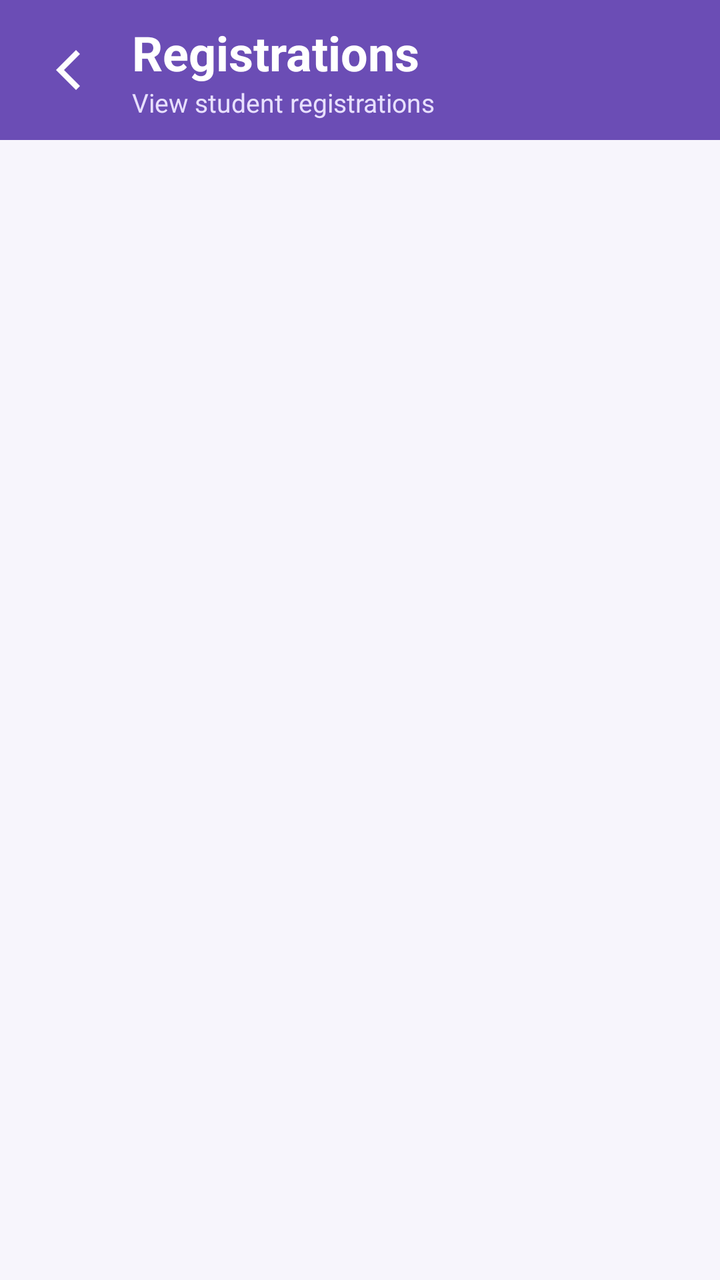
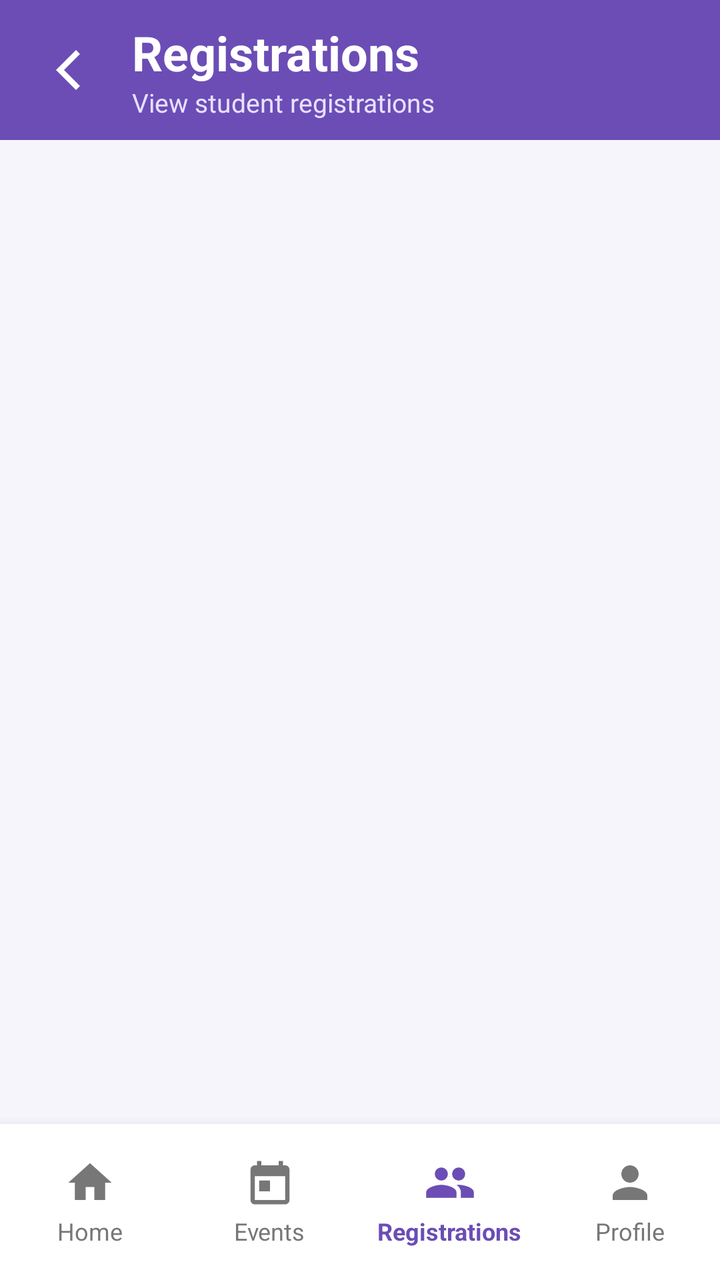

Before-and-after screenshots of an Android layout around one commit, followed by the original layout XML and the change that was made.
<!-- AndroidManifest.xml: application theme Theme.CollegeEventManagement -->
<!-- res/layout/activity_registrations.xml -->
<?xml version="1.0" encoding="utf-8"?>
<LinearLayout xmlns:android="http://schemas.android.com/apk/res/android"

    android:layout_width="match_parent"
    android:layout_height="match_parent"

    android:orientation="vertical"
    android:background="#F7F5FC">


    

    <LinearLayout

        android:layout_width="match_parent"
        android:layout_height="wrap_content"

        android:orientation="horizontal"
        android:gravity="center_vertical"

        android:background="#6B4DB5"

        android:padding="10dp">


        <ImageButton

            android:id="@+id/backButton"

            android:layout_width="48dp"
            android:layout_height="48dp"

            android:background="@android:color/transparent"

            android:src="@drawable/ic_arrow_back"

            android:contentDescription="Back" />


        <LinearLayout

            android:layout_width="0dp"
            android:layout_height="wrap_content"

            android:layout_weight="1"

            android:orientation="vertical"

            android:paddingStart="8dp">


            <TextView

                android:layout_width="wrap_content"
                android:layout_height="wrap_content"

                android:text="Registrations"

                android:textColor="@android:color/white"

                android:textSize="24sp"

                android:textStyle="bold" />


            <TextView

                android:layout_width="wrap_content"
                android:layout_height="wrap_content"

                android:text="View student registrations"

                android:textColor="#E8E0FF"

                android:textSize="13sp" />

        </LinearLayout>

    </LinearLayout>


    

    <ScrollView

        android:layout_width="match_parent"
        android:layout_height="0dp"

        android:layout_weight="1">


        <LinearLayout

            android:id="@+id/registrationsContainer"

            android:layout_width="match_parent"
            android:layout_height="wrap_content"

            android:orientation="vertical"

            android:paddingTop="8dp"
            android:paddingBottom="20dp" />

    </ScrollView>

</LinearLayout>
<!-- resources referenced by this layout -->
<resources>
  <!-- drawable ic_arrow_back (drawable) -->
  <?xml version="1.0" encoding="utf-8"?>
  <vector xmlns:android="http://schemas.android.com/apk/res/android"
      android:width="32dp"
      android:height="32dp"
      android:viewportWidth="32"
      android:viewportHeight="32">
  
      <path
          android:fillColor="#FFFFFF"
          android:pathData="M20,6 L10,16 L20,26 L22,24 L14,16 L22,8 Z" />
  
  </vector>
  <style name="Theme.CollegeEventManagement" parent="Base.Theme.CollegeEventManagement" />
  <style name="Base.Theme.CollegeEventManagement" parent="Theme.Material3.DayNight.NoActionBar">
          
          
      </style>
</resources>

<!-- the commit's change to res/layout/activity_registrations.xml (unified diff, before → after) -->
@@ -1,5 +1,6 @@
 <?xml version="1.0" encoding="utf-8"?>
-<LinearLayout xmlns:android="http://schemas.android.com/apk/res/android"
+<LinearLayout
+    xmlns:android="http://schemas.android.com/apk/res/android"
 
     android:layout_width="match_parent"
     android:layout_height="match_parent"
@@ -9,9 +10,10 @@
 
 
     
+    
+    
 
     <LinearLayout
-
         android:layout_width="match_parent"
         android:layout_height="wrap_content"
 
@@ -23,6 +25,8 @@
         android:padding="10dp">
 
 
+        
+
         <ImageButton
 
             android:id="@+id/backButton"
@@ -37,6 +41,8 @@
             android:contentDescription="Back" />
 
 
+        
+
         <LinearLayout
 
             android:layout_width="0dp"
@@ -79,6 +85,8 @@
     </LinearLayout>
 
 
+    
+    
     
 
     <ScrollView
@@ -86,7 +94,9 @@
         android:layout_width="match_parent"
         android:layout_height="0dp"
 
-        android:layout_weight="1">
+        android:layout_weight="1"
+
+        android:fillViewport="true">
 
 
         <LinearLayout
@@ -103,4 +113,225 @@
 
     </ScrollView>
 
+
+    
+    
+    
+
+    <LinearLayout
+
+        android:layout_width="match_parent"
+        android:layout_height="78dp"
+
+        android:orientation="horizontal"
+
+        android:gravity="center"
+
+        android:background="#FFFFFF"
+
+        android:elevation="10dp"
+
+        android:paddingTop="6dp"
+        android:paddingBottom="6dp">
+
+
+        
+        
+        
+
+        <LinearLayout
+
+            android:id="@+id/navHome"
+
+            android:layout_width="0dp"
+            android:layout_height="match_parent"
+
+            android:layout_weight="1"
+
+            android:orientation="vertical"
+
+            android:gravity="center"
+
+            android:clickable="true"
+            android:focusable="true">
+
+
+            <ImageView
+
+                android:layout_width="26dp"
+                android:layout_height="26dp"
+
+                android:src="@drawable/ic_home"
+
+                android:tint="#777777"
+
+                android:contentDescription="Home" />
+
+
+            <TextView
+
+                android:layout_width="wrap_content"
+                android:layout_height="wrap_content"
+
+                android:text="Home"
+
+                android:textSize="12sp"
+
+                android:textColor="#777777"
+
+                android:layout_marginTop="3dp" />
+
+        </LinearLayout>
+
+
+        
+        
+        
+
+        <LinearLayout
+
+            android:id="@+id/navEvents"
+
+            android:layout_width="0dp"
+            android:layout_height="match_parent"
+
+            android:layout_weight="1"
+
+            android:orientation="vertical"
+
+            android:gravity="center"
+
+            android:clickable="true"
+            android:focusable="true">
+
+
+            <ImageView
+
+                android:layout_width="26dp"
+                android:layout_height="26dp"
+
+                android:src="@drawable/ic_event"
+
+                android:tint="#777777"
+
+                android:contentDescription="Events" />
+
+
+            <TextView
+
+                android:layout_width="wrap_content"
+                android:layout_height="wrap_content"
+
+                android:text="Events"
+
+                android:textSize="12sp"
+
+                android:textColor="#777777"
+
+                android:layout_marginTop="3dp" />
+
+        </LinearLayout>
+
+
+        
+        
+        
+
+        <LinearLayout
+
+            android:id="@+id/navRegistrations"
+
+            android:layout_width="0dp"
+            android:layout_height="match_parent"
+
+            android:layout_weight="1"
+
+            android:orientation="vertical"
+
+            android:gravity="center"
+
+            android:clickable="true"
+            android:focusable="true">
+
+
+            <ImageView
+
+                android:layout_width="26dp"
+                android:layout_height="26dp"
+
+                android:src="@drawable/ic_people"
+
+                android:tint="#6B4DB5"
+
+                android:contentDescription="Registrations" />
+
+
+            <TextView
+
+                android:layout_width="wrap_content"
+                android:layout_height="wrap_content"
+
+                android:text="Registrations"
+
+                android:textSize="12sp"
+
+                android:textStyle="bold"
+
+                android:textColor="#6B4DB5"
+
+                android:layout_marginTop="3dp" />
+
+        </LinearLayout>
+
+
+        
+        
+        
+
+        <LinearLayout
+
+            android:id="@+id/navProfile"
+
+            android:layout_width="0dp"
+            android:layout_height="match_parent"
+
+            android:layout_weight="1"
+
+            android:orientation="vertical"
+
+            android:gravity="center"
+
+            android:clickable="true"
+            android:focusable="true">
+
+
+            <ImageView
+
+                android:layout_width="26dp"
+                android:layout_height="26dp"
+
+                android:src="@drawable/ic_person"
+
+                android:tint="#777777"
+
+                android:contentDescription="Profile" />
+
+
+            <TextView
+
+                android:layout_width="wrap_content"
+                android:layout_height="wrap_content"
+
+                android:text="Profile"
+
+                android:textSize="12sp"
+
+                android:textColor="#777777"
+
+                android:layout_marginTop="3dp" />
+
+        </LinearLayout>
+
+    </LinearLayout>
+
 </LinearLayout>
<!-- resource entries referenced after the edit -->
@@ -13,6 +13,57 @@
           android:pathData="M20,6 L10,16 L20,26 L22,24 L14,16 L22,8 Z" />
   
   </vector>
+  <!-- drawable ic_event (drawable) -->
+  <?xml version="1.0" encoding="utf-8"?>
+  <vector xmlns:android="http://schemas.android.com/apk/res/android"
+      android:width="24dp"
+      android:height="24dp"
+      android:viewportWidth="24"
+      android:viewportHeight="24">
+  
+      <path
+          android:fillColor="#FFFFFFFF"
+          android:pathData="M19,4h-1V2h-2v2H8V2H6v2H5c-1.1,0 -2,0.9 -2,2v14c0,1.1 0.9,2 2,2h14c1.1,0 2,-0.9 2,-2V6c0,-1.1 -0.9,-2 -2,-2zM19,20H5V9h14v11zM7,11h5v5H7z" />
+  
+  </vector>
+  <!-- drawable ic_home (drawable) -->
+  <?xml version="1.0" encoding="utf-8"?>
+  <vector xmlns:android="http://schemas.android.com/apk/res/android"
+      android:width="24dp"
+      android:height="24dp"
+      android:viewportWidth="24"
+      android:viewportHeight="24">
+  
+      <path
+          android:fillColor="#FF000000"
+          android:pathData="M10,20v-6h4v6h5v-8h3L12,3 2,12h3v8z" />
+  
+  </vector>
+  <!-- drawable ic_people (drawable) -->
+  <?xml version="1.0" encoding="utf-8"?>
+  <vector xmlns:android="http://schemas.android.com/apk/res/android"
+      android:width="24dp"
+      android:height="24dp"
+      android:viewportWidth="24"
+      android:viewportHeight="24">
+  
+      <path
+          android:fillColor="#6F4BB8"
+          android:pathData="M16,11c1.66,0 2.99,-1.34 2.99,-3S17.66,5 16,5c-1.66,0 -3,1.34 -3,3s1.34,3 3,3zM8,11c1.66,0 2.99,-1.34 2.99,-3S9.66,5 8,5C6.34,5 5,6.34 5,8s1.34,3 3,3zM8,13c-2.33,0 -7,1.17 -7,3.5V19h14v-2.5C15,14.17 10.33,13 8,13zM16,13c-0.29,0 -0.62,0.02 -0.97,0.05 1.16,0.84 1.97,1.94 1.97,3.45V19h6v-2.5C23,14.17 18.33,13 16,13z" />
+  </vector>
+  <!-- drawable ic_person (drawable) -->
+  <?xml version="1.0" encoding="utf-8"?>
+  <vector xmlns:android="http://schemas.android.com/apk/res/android"
+      android:width="24dp"
+      android:height="24dp"
+      android:viewportWidth="24"
+      android:viewportHeight="24">
+  
+      <path
+          android:fillColor="#FF000000"
+          android:pathData="M12,12c2.21,0 4,-1.79 4,-4s-1.79,-4 -4,-4 -4,1.79 -4,4 1.79,4 4,4zM12,14c-2.67,0 -8,1.34 -8,4v2h16v-2c0,-2.66 -5.33,-4 -8,-4z" />
+  
+  </vector>
   <style name="Theme.CollegeEventManagement" parent="Base.Theme.CollegeEventManagement" />
   <style name="Base.Theme.CollegeEventManagement" parent="Theme.Material3.DayNight.NoActionBar">
           
